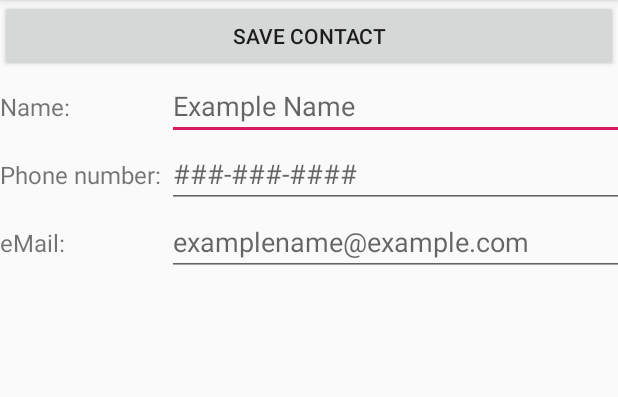
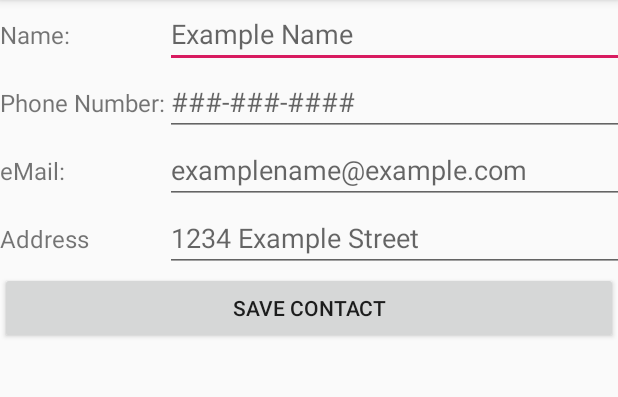
Before and after one commit to Armor9D/CPSC312Project, an Android app: the screen it shows after launch (EditActivity), after a tap on "ADD NEW CONTACT", on a phone screen of 412 x 824 dp, the part 84-481 px from its top. Run offline under Robolectric (Android 15) with nearby library versions, the phone set to English and light mode, and no system bars.

Commit message:
Version 0.7

```diff
--- a/app/src/main/java/com/example/contacts/ContactOpenHelper.java
+++ b/app/src/main/java/com/example/contacts/ContactOpenHelper.java
@@ -12,11 +12,12 @@ public class ContactOpenHelper extends SQLiteOpenHelper {
     static final String DATABASE_NAME = "contactsDatabase";
     static final int DATABASE_VERSION = 1;
 
-    static  final String TABLE_CONTACTS = "tableContacts";
+    static final String TABLE_CONTACTS = "tableContacts";
     static final String ID = "_id";
     static final String NAME = "name";
     static final String PHONE_NUMBER = "phoneNumber";
     static final String EMAIL = "eMail";
+    static final String ADDRESS = "address";
 
     public ContactOpenHelper(Context context) {
         super(context, DATABASE_NAME, null, DATABASE_VERSION);
@@ -28,7 +29,8 @@ public class ContactOpenHelper extends SQLiteOpenHelper {
                 "(" + ID + " INTEGER PRIMARY KEY AUTOINCREMENT, " +
                 NAME + " TEXT, " +
                 PHONE_NUMBER + " TEXT, " +
-                EMAIL + " TEXT" + ")";
+                EMAIL + " TEXT," +
+                ADDRESS + " TEXT" + ")";
         Log.d(TAG, "onCreate: " + sqlCreate);
 
 
@@ -44,7 +46,8 @@ public class ContactOpenHelper extends SQLiteOpenHelper {
         String sqlInsert = "INSERT INTO " + TABLE_CONTACTS + " VALUES(null, '" +
                 contact.getName() + "', '" +
                 contact.getPhoneNumber() + "', '" +
-                contact.geteMail() + "')";
+                contact.geteMail() + "', '" +
+                contact.getAddress() + "')";
         Log.d(TAG, "insertContact: " + sqlInsert);
 
 
@@ -75,7 +78,8 @@ public class ContactOpenHelper extends SQLiteOpenHelper {
         String name = cursor.getString(1);
         String phoneNumber = cursor.getString(2);
         String eMail = cursor.getString(3);
-        Contact returnContact = new Contact(name, phoneNumber, eMail);
+        String address = cursor.getString(4);
+        Contact returnContact = new Contact(name, phoneNumber, eMail, address);
 
         db.close();
         return returnContact;
@@ -85,7 +89,8 @@ public class ContactOpenHelper extends SQLiteOpenHelper {
         String sqlUpdate = "UPDATE " + TABLE_CONTACTS + " SET " +
                 NAME + "='" + contact.getName() + "', " +
                 PHONE_NUMBER + "='" + contact.getPhoneNumber() + "', " +
-                EMAIL + "='" + contact.geteMail() + "' WHERE " +
+                EMAIL + "='" + contact.geteMail() + "', " +
+                ADDRESS + "='" + contact.getAddress() + "' WHERE " +
                 ID + "=" + id;
         Log.d(TAG, "updateContactById: " + sqlUpdate);
 
--- a/app/src/main/java/com/example/contacts/EditActivity.java
+++ b/app/src/main/java/com/example/contacts/EditActivity.java
@@ -21,12 +21,14 @@ public class EditActivity extends AppCompatActivity {
         final EditText nameEditText = (EditText) findViewById(R.id.nameEditText);
         final EditText phoneNumberEditText = (EditText) findViewById(R.id.phoneNumberEditText);
         final EditText eMailEditText = (EditText) findViewById(R.id.eMailEditText);
+        final EditText addressEditText = (EditText) findViewById(R.id.addressEditText);
         long id = -1;
 
         if(getIntent() != null){
             nameEditText.setText(getIntent().getStringExtra("name"));
             phoneNumberEditText.setText(getIntent().getStringExtra("phoneNumber"));
             eMailEditText.setText(getIntent().getStringExtra("emailAddress"));
+            addressEditText.setText(getIntent().getStringExtra("address"));
             id = getIntent().getLongExtra("id", -1);
         }
 
@@ -44,6 +46,7 @@ public class EditActivity extends AppCompatActivity {
                     intent.putExtra("returnName", nameEditText.getText().toString());
                     intent.putExtra("returnPhoneNumber", phoneNumberEditText.getText().toString());
                     intent.putExtra("returnEMail", eMailEditText.getText().toString());
+                    intent.putExtra("returnAddress", addressEditText.getText().toString());
                     intent.putExtra("returnId", returnId);
 
                     // return data to MainActivity
--- a/app/src/main/res/layout/activity_edit.xml
+++ b/app/src/main/res/layout/activity_edit.xml
@@ -7,18 +7,11 @@
     android:columnCount="2"
     tools:context=".EditActivity">
 
-    <Button
-        android:id="@+id/saveContactButton"
-        android:layout_width="match_parent"
-        android:layout_height="wrap_content"
-        android:layout_columnSpan="2"
-        android:text="Save Contact" />
-
     <TextView
         android:id="@+id/nameTextView"
         android:layout_width="wrap_content"
         android:layout_height="wrap_content"
-        android:text="Name: "
+        android:text="@string/name"
         android:textSize="16sp" />
 
     <EditText
@@ -26,14 +19,14 @@
         android:layout_width="match_parent"
         android:layout_height="wrap_content"
         android:ems="10"
-        android:hint="Example Name"
+        android:hint="@string/example_name"
         android:inputType="textPersonName" />
 
     <TextView
         android:id="@+id/phoneNumberTextView"
         android:layout_width="wrap_content"
         android:layout_height="wrap_content"
-        android:text="Phone number: "
+        android:text="@string/phone_number"
         android:textSize="16sp" />
 
     <EditText
@@ -41,14 +34,14 @@
         android:layout_width="match_parent"
         android:layout_height="wrap_content"
         android:ems="10"
-        android:hint="###-###-####"
+        android:hint="@string/example_phone_number"
         android:inputType="phone" />
 
     <TextView
         android:id="@+id/eMail"
         android:layout_width="wrap_content"
         android:layout_height="wrap_content"
-        android:text="eMail: "
+        android:text="@string/email"
         android:textSize="16sp" />
 
     <EditText
@@ -56,7 +49,29 @@
         android:layout_width="match_parent"
         android:layout_height="wrap_content"
         android:ems="10"
-        android:hint="examplename@example.com"
+        android:hint="@string/example_email_address"
         android:inputType="textEmailAddress" />
 
+    <TextView
+        android:id="@+id/address"
+        android:layout_width="wrap_content"
+        android:layout_height="wrap_content"
+        android:text="@string/address"
+        android:textSize="16sp" />
+
+    <EditText
+        android:id="@+id/addressEditText"
+        android:layout_width="match_parent"
+        android:layout_height="wrap_content"
+        android:ems="10"
+        android:hint="@string/example_address"
+        android:inputType="textEmailAddress" />
+
+    <Button
+        android:id="@+id/saveContactButton"
+        android:layout_width="match_parent"
+        android:layout_height="wrap_content"
+        android:layout_columnSpan="2"
+        android:text="@string/save_contact" />
+
 </GridLayout>
--- a/app/src/main/res/layout/activity_main.xml
+++ b/app/src/main/res/layout/activity_main.xml
@@ -11,7 +11,7 @@
         android:id="@+id/addNewContactButton"
         android:layout_width="match_parent"
         android:layout_height="wrap_content"
-        android:text="Add New Contact" />
+        android:text="@string/add_contact" />
 
     <ListView
         android:id="@+id/contactListView"
--- a/app/src/main/res/values/strings.xml
+++ b/app/src/main/res/values/strings.xml
@@ -1,3 +1,17 @@
 <resources>
+    <string name="address">Address</string>
     <string name="app_name">Contacts</string>
+    <string name="add_contact">Add New Contact</string>
+    <string name="call">Call</string>
+    <string name="email">eMail: </string>
+    <string name="email_send">eMail</string>
+    <string name="example_address">1234 Example Street</string>
+    <string name="example_email_address">examplename@example.com</string>
+    <string name="example_name">Example Name</string>
+    <string name="example_phone_number">###-###-####</string>
+    <string name="name">Name: </string>
+    <string name="placeholder_name">Placeholder Name</string>
+    <string name="phone_number">Phone Number: </string>
+    <string name="save_contact">Save Contact</string>
+    <string name="find">Find</string>
 </resources>
```
Also changed, not shown: app/src/main/java/com/example/contacts/Contact.java (+12 -1 lines), app/src/main/java/com/example/contacts/ContactActivity.java (+19 -0 lines), app/src/main/java/com/example/contacts/MainActivity.java (+8 -3 lines), app/src/main/res/layout/activity_contact.xml (+18 -5 lines).
